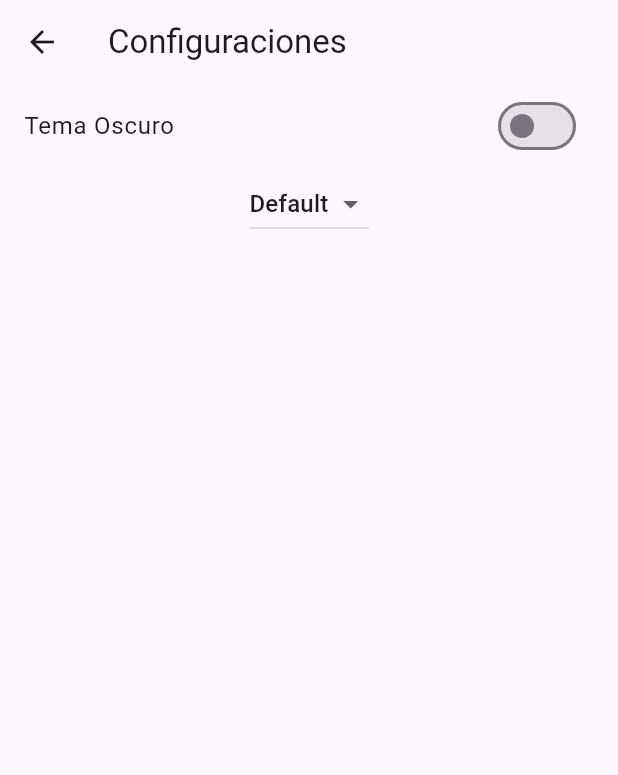
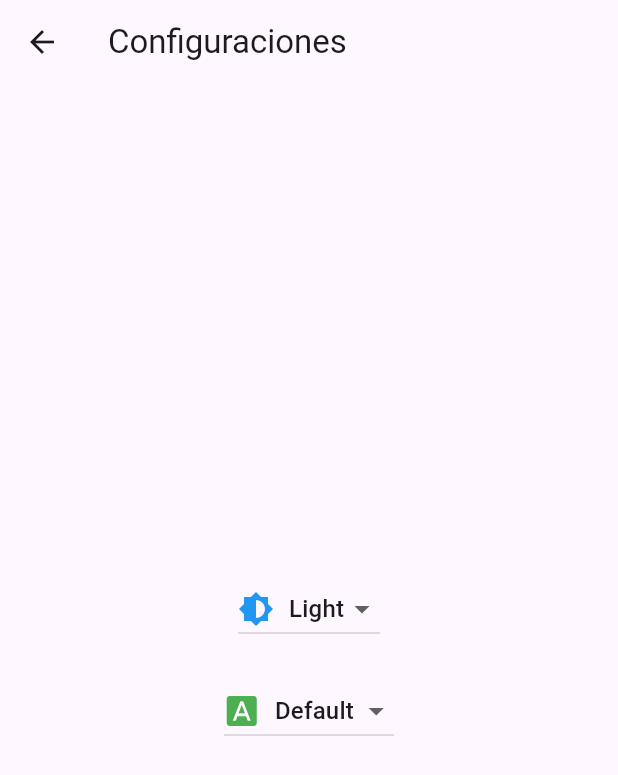
Before and after one commit to ifam1603/moviles_2024, a Flutter app: the SettingsScreen screen opened by its route, on a phone screen of 412 x 824 dp. Shown: the top 775 px of the screen. Run offline on Flutter 3.47's test engine with Material 3 defaults, Android fonts, the light colour scheme and no system bars; our stand-ins replace convex_bottom_bar, flutter_expandable_fab, image_picker, lottie, quickalert, shared_preferences and 1 more; missing offline and left inert: wolt_modal_sheet; accounts and stored records are empty.

Commit message:
implementacion tercer tema, y guarda cambio de tema

```diff
--- a/lib/screens/settings_screen.dart
+++ b/lib/screens/settings_screen.dart
@@ -8,38 +8,44 @@ class SettingsScreen extends StatefulWidget {
 }
 
 class _SettingsScreenState extends State<SettingsScreen> {
-  bool isDarkTheme = false;
-  String selectedFont = "Default"; // Valor inicial
+  String selectedTheme = "Light"; // Valor inicial para el tema
+  String selectedFont = "Default"; // Valor inicial para la fuente
+
+  final List<String> themes = [
+    "Light",
+    "Dark",
+    "Gold",
+  ];
 
   final List<String> fonts = [
     "Default",
     "Lobster",
     "Roboto",
     "Arial",
-    // Agrega más fuentes según tus necesidades
+    // Agregar más fuentes si es necesario
   ];
 
   @override
   void initState() {
     super.initState();
-    _loadPreferences(); // Cargar preferencias al iniciar
+    _loadPreferences(); // Cargar las preferencias al iniciar
   }
 
   // Método para cargar las preferencias guardadas
   _loadPreferences() async {
     SharedPreferences prefs = await SharedPreferences.getInstance();
     setState(() {
-      isDarkTheme = prefs.getBool('isDarkTheme') ?? false; // Cargar tema
+      selectedTheme = prefs.getString('selectedTheme') ?? "Light"; // Cargar tema
       selectedFont = prefs.getString('selectedFont') ?? "Default"; // Cargar fuente
-      GlobalValues.banthemeDark.value = isDarkTheme; // Actualizar el ValueNotifier
-      GlobalValues.selectedFont.value = selectedFont; // Actualizar el ValueNotifier
+      GlobalValues.selectedTheme.value = selectedTheme; // Actualizar ValueNotifier
+      GlobalValues.selectedFont.value = selectedFont; // Actualizar ValueNotifier
     });
   }
 
   // Método para guardar las preferencias
   _savePreferences() async {
     SharedPreferences prefs = await SharedPreferences.getInstance();
-    prefs.setBool('isDarkTheme', isDarkTheme);
+    prefs.setString('selectedTheme', selectedTheme); // Guardar tema
     prefs.setString('selectedFont', selectedFont);
   }
 
@@ -49,20 +55,39 @@ class _SettingsScreenState extends State<SettingsScreen> {
       appBar: AppBar(
         title: Text("Configuraciones"),
       ),
-      body: Column(
+      body: Center(
+        child: Column(
+          mainAxisAlignment: MainAxisAlignment.center, // Centrar verticalmente
           children: [
-          SwitchListTile(
-            title: Text("Tema Oscuro"),
-            value: isDarkTheme,
-            onChanged: (bool value) {
+            // Espacio entre los Dropdowns
+            Padding(
+              padding: const EdgeInsets.symmetric(vertical: 10.0),
+              child: DropdownButton<String>(
+                value: selectedTheme,
+                onChanged: (String? newValue) {
                   setState(() {
-                isDarkTheme = value;
-                GlobalValues.banthemeDark.value = isDarkTheme; // Actualizar ValueNotifier
+                    selectedTheme = newValue!;
+                    GlobalValues.selectedTheme.value = selectedTheme; // Actualizar el tema seleccionado
                     _savePreferences(); // Guardar preferencias
                   });
                 },
+                items: themes.map<DropdownMenuItem<String>>((String theme) {
+                  return DropdownMenuItem<String>(
+                    value: theme,
+                    child: Row(
+                      children: [
+                        Icon(Icons.brightness_6, color: Colors.blue), // Icono a la izquierda
+                        SizedBox(width: 10), // Espacio entre el icono y el texto
+                        Text(theme),
+                      ],
                     ),
-          DropdownButton<String>(
+                  );
+                }).toList(),
+              ),
+            ),
+            Padding(
+              padding: const EdgeInsets.symmetric(vertical: 10.0),
+              child: DropdownButton<String>(
                 value: selectedFont,
                 onChanged: (String? newValue) {
                   setState(() {
@@ -74,11 +99,19 @@ class _SettingsScreenState extends State<SettingsScreen> {
                 items: fonts.map<DropdownMenuItem<String>>((String font) {
                   return DropdownMenuItem<String>(
                     value: font,
-                child: Text(font),
+                    child: Row(
+                      children: [
+                        Icon(Icons.font_download, color: Colors.green), // Icono a la izquierda
+                        SizedBox(width: 10), // Espacio entre el icono y el texto
+                        Text(font),
+                      ],
+                    ),
                   );
                 }).toList(),
               ),
+            ),
           ],
+        ),
       ),
     );
   }
--- a/lib/settings/global_values.dart
+++ b/lib/settings/global_values.dart
@@ -7,6 +7,6 @@ static ValueNotifier banthemeDark = ValueNotifier(false);
 static ValueNotifier bandUpdListMovies = ValueNotifier(false);
 
 static ValueNotifier<String> selectedFont = ValueNotifier("Default"); // Notifier for selected font
-
+static ValueNotifier<String> selectedTheme = ValueNotifier("Light");
 
 }
```
Also changed, not shown: lib/main.dart (+19 -12 lines), lib/onboarding/theme_settings_screen.dart (+43 -6 lines), lib/settings/themes_settings.dart (+35 -5 lines). Lines whose indentation alone changed are shown as unchanged.
